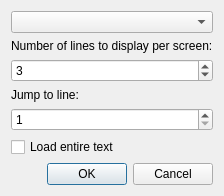
The window that opentextdialog.ui (adamb924/Gloss) describes before a commit, drawn with Qt 5.
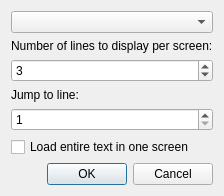
The same window after the commit.

Diff of the .ui file:
```diff
--- a/opentextdialog.ui
+++ b/opentextdialog.ui
@@ -63,7 +63,7 @@
    <item>
     <widget class="QCheckBox" name="loadEntireText">
      <property name="text">
-      <string>Load entire text</string>
+      <string>Load entire text in one screen</string>
      </property>
     </widget>
    </item>
```
